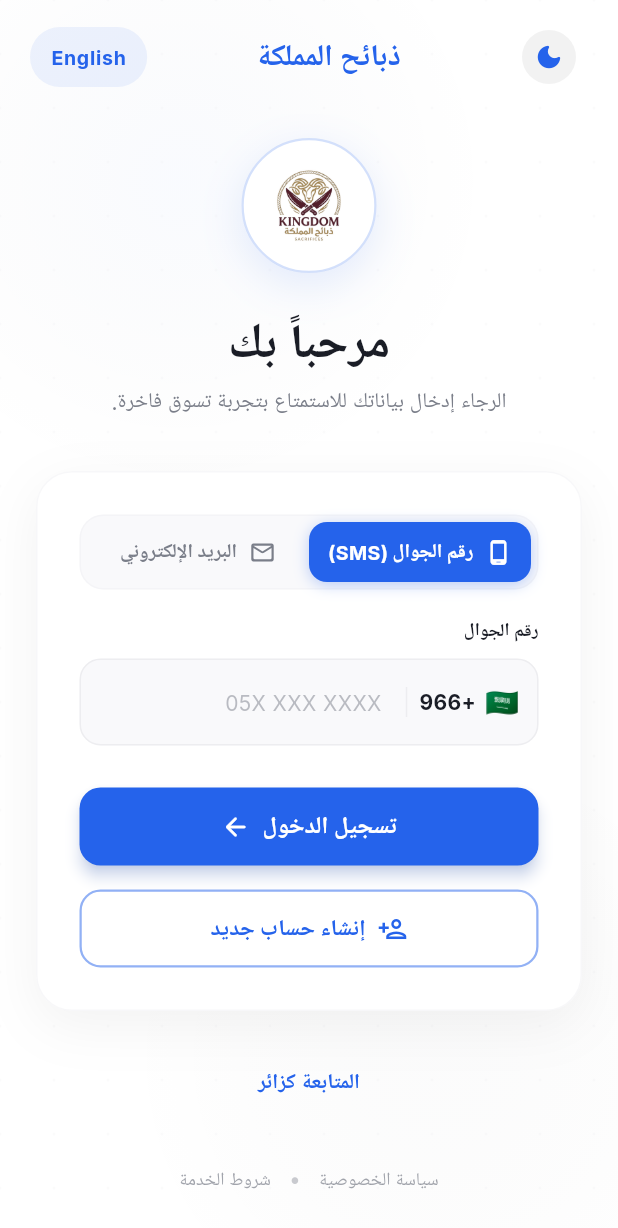
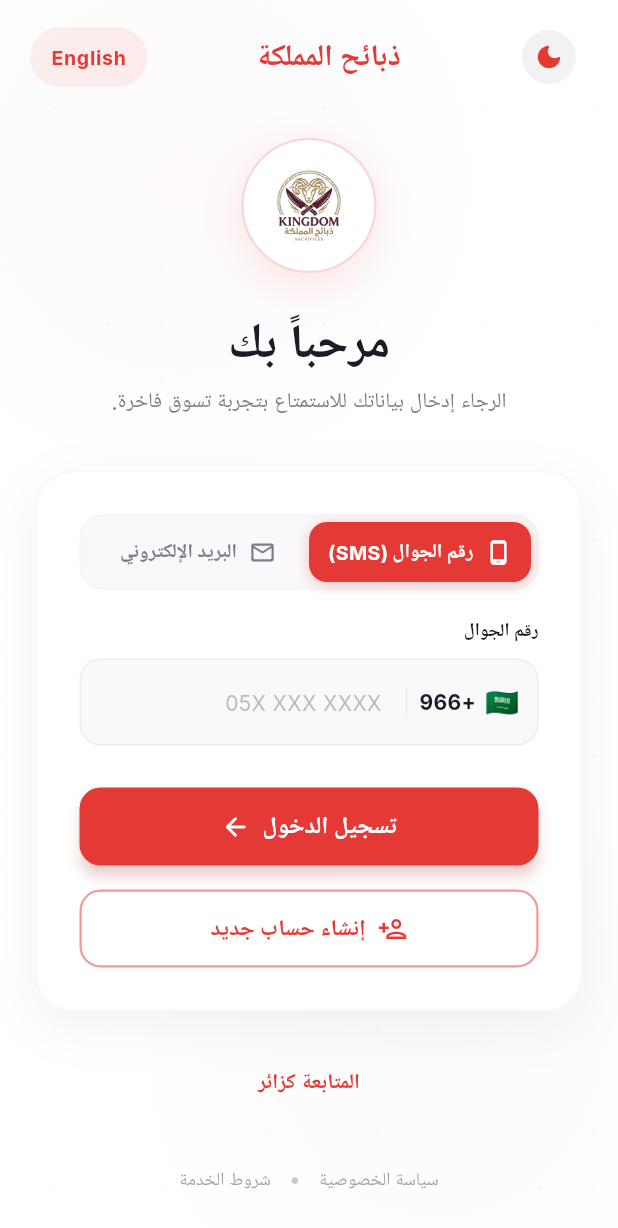
Before and after one commit to Gaber65/zbayhalmmlkh, a Flutter app: the LoginScreen screen opened by its route, on a phone screen of 412 x 824 dp. Shown: the top 1228 px of the screen. Run offline on Flutter 3.47's test engine with Material 3 defaults, Android fonts, the phone set to English and light mode, and no system bars; our stand-ins replace animate_do, cached_network_image, dartz, dio, equatable, firebase_core and 26 more; missing offline and left inert: moyasar; accounts and stored records are empty; network calls fail.

```diff
--- a/lib/core/theme/colors.dart
+++ b/lib/core/theme/colors.dart
@@ -4,16 +4,16 @@ import 'package:flutter/material.dart';
 class AppColors {
   AppColors._();
 
-  // Primary Accent Colors (Changed to Royal Blue for OTA Patch Test)
-  static const Color primary = Color(0xFF2563EB);
+  // Primary Accent Colors (Soft Vibrant Red & Light Pink Tint)
+  static const Color primary = Color(0xFFE53935);
   static const Color onPrimary = Color(0xFFFFFFFF);
-  static const Color primaryContainer = Color(0xFFEFF6FF);
-  static const Color onPrimaryContainer = Color(0xFF1E40AF);
-  static const Color inversePrimary = Color(0xFF60A5FA);
-  static const Color primaryFixed = Color(0xFFDBEAFE);
-  static const Color primaryFixedDim = Color(0xFFBFDBFE);
-  static const Color onPrimaryFixed = Color(0xFF1E3A8A);
-  static const Color onPrimaryFixedVariant = Color(0xFF1D4ED8);
+  static const Color primaryContainer = Color(0xFFFDF0F0);
+  static const Color onPrimaryContainer = Color(0xFFC62828);
+  static const Color inversePrimary = Color(0xFFFF8A80);
+  static const Color primaryFixed = Color(0xFFFFEBEE);
+  static const Color primaryFixedDim = Color(0xFFFFCDD2);
+  static const Color onPrimaryFixed = Color(0xFFB71C1C);
+  static const Color onPrimaryFixedVariant = Color(0xFFD32F2F);
 
   // Secondary Colors (Clean Neutral Charcoal & Slate)
   static const Color secondary = Color(0xFF7A7E89);
@@ -80,27 +80,18 @@ class AppColors {
   static const LinearGradient primaryGradient = LinearGradient(
     begin: Alignment.topLeft,
     end: Alignment.bottomRight,
-    colors: [
-      Color(0xFFEF5350),
-      Color(0xFFE53935),
-    ],
+    colors: [Color(0xFFEF5350), Color(0xFFE53935)],
   );
 
   static const LinearGradient splashGradient = LinearGradient(
     begin: Alignment.topCenter,
     end: Alignment.bottomCenter,
-    colors: [
-      Color(0xFFEF5350),
-      Color(0xFFE53935),
-    ],
+    colors: [Color(0xFFEF5350), Color(0xFFE53935)],
   );
 
   static const RadialGradient ambientGlowGradient = RadialGradient(
     center: Alignment.center,
     radius: 0.8,
-    colors: [
-      Color(0xFFFFEBEE),
-      Color(0xFFFFFFFF),
-    ],
+    colors: [Color(0xFFFFEBEE), Color(0xFFFFFFFF)],
   );
 }
```
Also changed, not shown: lib/firebase_options.dart, 6 other files.
